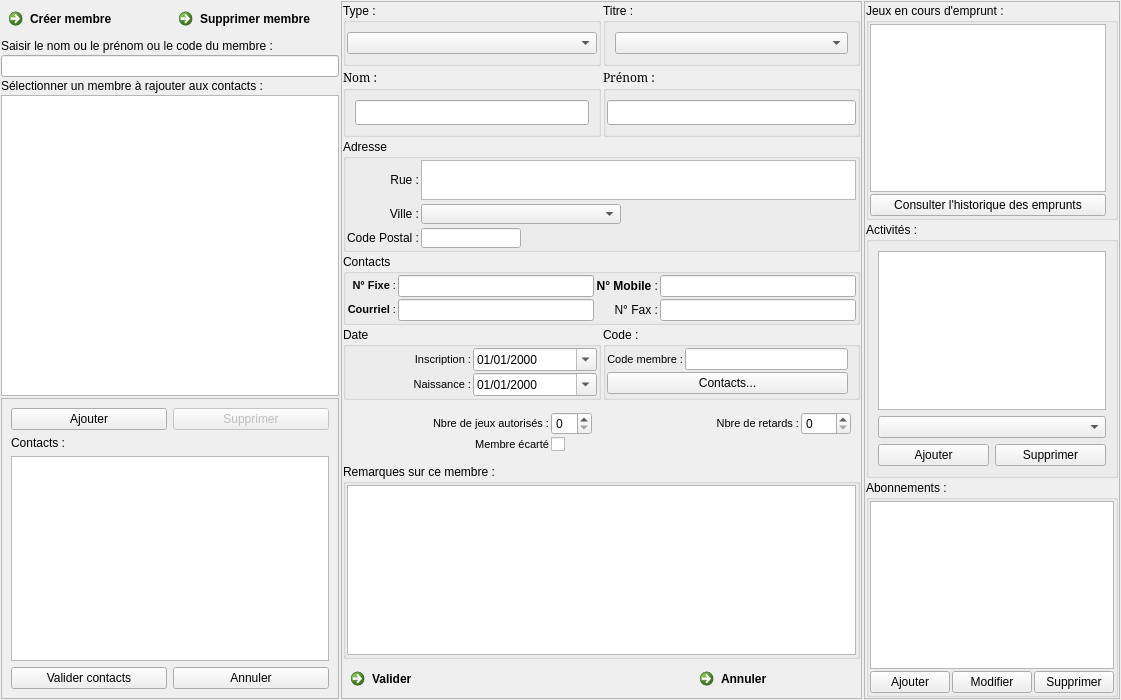
nivhg/ludopen, file f_membres.ui: the form before one commit.
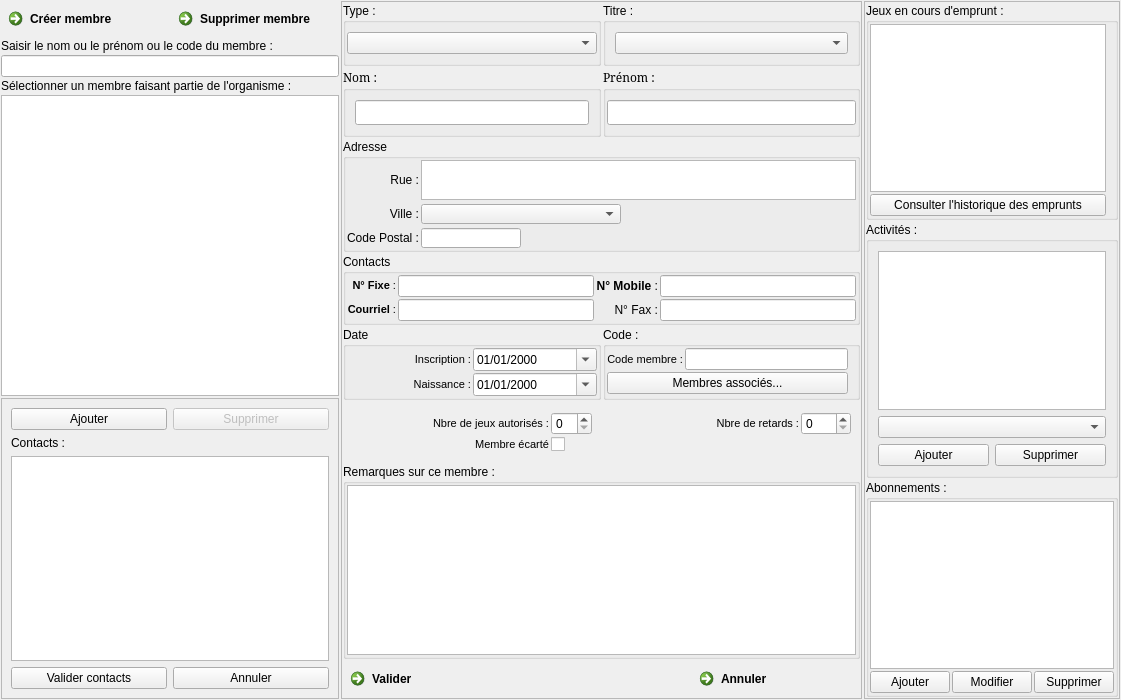
The form after the commit. Icons and pictures are not drawn.

Patch:
```diff
--- a/f_membres.ui
+++ b/f_membres.ui
@@ -1148,7 +1148,7 @@
            <item row="1" column="0" colspan="2">
             <widget class="QPushButton" name="Bt_Contact">
              <property name="text">
-              <string>Contacts...</string>
+              <string>Membres associés...</string>
              </property>
             </widget>
            </item>
@@ -2766,7 +2766,7 @@
      <item row="7" column="0" colspan="3">
       <widget class="QLabel" name="Lb_Contacts">
        <property name="text">
-        <string>Sélectionner un membre à rajouter aux contacts :</string>
+        <string>Sélectionner un membre faisant partie de l'organisme :</string>
        </property>
       </widget>
      </item>
```
Left out of the diff: 20 changed lines with no effect on the pictures.
